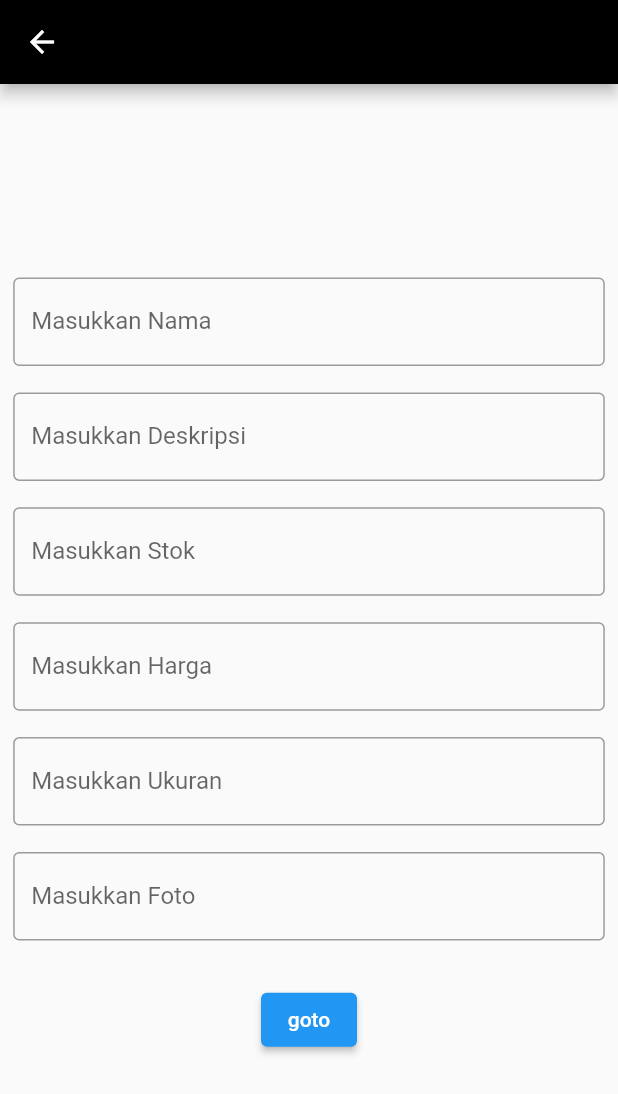
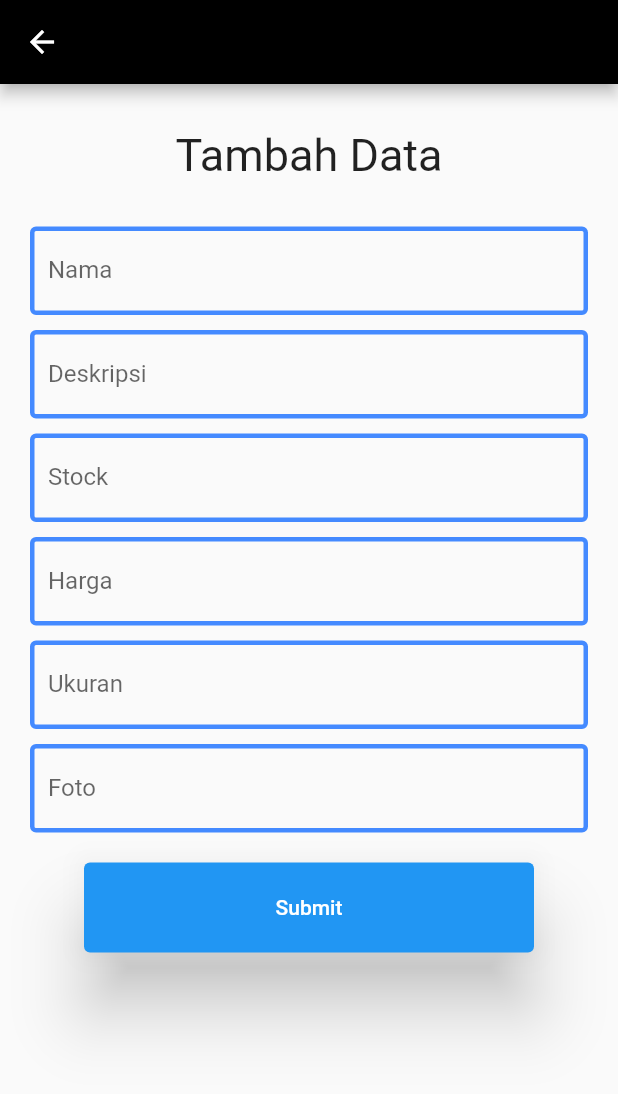
Before and after one commit to Dwkyyrz/owari-mobile, a Flutter app: the TambahProduk screen opened directly, on a phone screen of 412 x 824 dp. Shown: the top 1094 px of the screen. Run offline on Flutter 3.47's test engine with Material 2 defaults, Android fonts, the phone set to English and light mode, and no system bars; our stand-ins replace fluttertoast; network calls fail.

Commit message:
smentara leo iki sek

```diff
--- a/lib/admin/admn/inputdata.dart
+++ b/lib/admin/admn/inputdata.dart
@@ -1,40 +1,40 @@
 import 'package:flutter/material.dart';
 
-class InputData extends StatefulWidget {
+class InputData extends StatelessWidget {
+  InputData(
+      {super.key,
+      required this.hintedtext,
+      required this.labledtext,
+      required this.Inputcontroller});
 
-  final String nama;
-  final String deskripsi;
-  final String stock;
-  final String harga;
-  final String ukuran;
-  final String foto;
-
-  InputData(
-      {required this.nama,
-      required this.deskripsi,
-      required this.stock,
-      required this.harga,
-      required this.ukuran,
-      required this.foto});
-
-  @override
-  _InputDataState createState() => _InputDataState();
-}
-
-class _InputDataState extends State<InputData> {
+  final String hintedtext;
+  final String labledtext;
+  final TextEditingController Inputcontroller;
 
   @override
   Widget build(BuildContext context) {
-    return Scaffold(
-       body: Column(children: [
-        // Text('Nama : ${nama}'),
-        // Text('Deskripsi : ${deskripsi}'),
-        // Text('Stock : ${stock}'),
-        // Text('Harga : ${harga}'),
-        // Text('Ukuran : ${ukuran}'),
-        // Text('Foto : ${foto}')
-    ],
-    ),
+    return Padding(
+      padding: const EdgeInsets.symmetric(horizontal: 20.0),
+      child: TextFormField(
+        controller: Inputcontroller,
+        validator: (value) {
+          if (value!.isEmpty) {
+            return "$labledtext is required";
+          }
+        },
+        decoration: InputDecoration(
+          hintText: hintedtext,
+          labelText: labledtext,
+          enabledBorder: OutlineInputBorder(
+              borderSide: BorderSide(width: 3, color: Colors.blueAccent)),
+          focusedBorder: OutlineInputBorder(
+              borderSide: BorderSide(width: 3, color: Colors.blueAccent)),
+          errorBorder: OutlineInputBorder(
+              borderSide: BorderSide(width: 3, color: Colors.red)),
+          focusedErrorBorder: OutlineInputBorder(
+              borderSide: BorderSide(width: 3, color: Colors.red)),
+        ),
+      ),
     );
   }
 }
--- a/lib/admin/admn/tambahproduk.dart
+++ b/lib/admin/admn/tambahproduk.dart
@@ -1,13 +1,29 @@
+import 'package:owari/admin/admn/inputdata.dart';
+import 'package:owari/admin/model/network_request.dart';
+import 'package:owari/admin/model/product.dart';
 import 'package:flutter/material.dart';
+import 'package:fluttertoast/fluttertoast.dart';
 
-class TambahProduk extends StatelessWidget {
+class TambahProduk extends StatefulWidget {
+  @override
+  State<TambahProduk> createState() => _TambahProdukState();
+}
 
-  final TextEditingController _nama = new TextEditingController();
-  final TextEditingController _deskripsi = new TextEditingController();
-  final TextEditingController _stock = new TextEditingController();
-  final TextEditingController _harga = new TextEditingController();
-  final TextEditingController _ukuran = new TextEditingController();
-  final TextEditingController _foto = new TextEditingController();
+class _TambahProdukState extends State<TambahProduk> {
+  final _formKey = GlobalKey<FormState>();
+  final TextEditingController _nama = TextEditingController();
+  final TextEditingController _deskripsi = TextEditingController();
+  final TextEditingController _stock = TextEditingController();
+  final TextEditingController _harga = TextEditingController();
+  final TextEditingController _ukuran = TextEditingController();
+  final TextEditingController _foto = TextEditingController();
+
+  Future<void> addData(Product produk) async {
+    await NetworkRequest().addData(produk).then((success) => {
+          Fluttertoast.showToast(msg: "Data submitted"),
+          Navigator.pop(context)
+        });
+  }
 
   @override
   Widget build(BuildContext context) {
@@ -16,70 +32,77 @@ class TambahProduk extends StatelessWidget {
         backgroundColor: Colors.black,
         foregroundColor: Colors.white,
       ),
-      body: Column(
-        mainAxisAlignment: MainAxisAlignment.center,
-        children: [
-          Padding(
-            padding: const EdgeInsets.all(8.8),
-            child: TextField(
-              controller: _nama,
-              decoration: InputDecoration(
-                border: OutlineInputBorder(),
-                labelText: 'Masukkan Nama'
-              ),
-            ),
-            ),
-          Padding(
-            padding: const EdgeInsets.all(8.8),
-            child: TextField(
-              controller: _deskripsi,
-              decoration: InputDecoration(
-                  border: OutlineInputBorder(),
-                  labelText: 'Masukkan Deskripsi'),
+      body: SingleChildScrollView(
+        child: Column(children: [
+          SizedBox(height: 30.0),
+          Center(
+            child: Text(
+              "Tambah Data",
+              style: TextStyle(fontSize: 30.0),
             ),
           ),
-          Padding(
-            padding: const EdgeInsets.all(8.8),
-            child: TextField(
-              controller: _stock,
-              decoration: InputDecoration(
-                  border: OutlineInputBorder(),
-                  labelText: 'Masukkan Stok'),
-            ),
+          SizedBox(height: 30.0),
+          Form(
+            key: _formKey,
+            child: Column(children: [
+              InputData(
+                  hintedtext: "Nama Produk",
+                  labledtext: "Nama",
+                  Inputcontroller: _nama),
+              SizedBox(height: 10.0),
+              InputData(
+                  hintedtext: "Deskripsi Produk",
+                  labledtext: "Deskripsi",
+                  Inputcontroller: _deskripsi),
+              SizedBox(height: 10.0),
+              InputData(
+                  hintedtext: "Stock Produk",
+                  labledtext: "Stock",
+                  Inputcontroller: _stock),
+              SizedBox(height: 10.0),
+              InputData(
+                  hintedtext: "Harga Produk",
+                  labledtext: "Harga",
+                  Inputcontroller: _harga),
+              SizedBox(height: 10.0),
+              InputData(
+                  hintedtext: "Ukuran Produk",
+                  labledtext: "Ukuran",
+                  Inputcontroller: _ukuran),
+              SizedBox(height: 10.0),
+              InputData(
+                  hintedtext: "Foto Produk",
+                  labledtext: "Foto",
+                  Inputcontroller: _foto),
+              SizedBox(height: 10.0)
+            ]),
           ),
-          Padding(
-            padding: const EdgeInsets.all(8.8),
-            child: TextField(
-              controller: _harga,
-              decoration: InputDecoration(
-                  border: OutlineInputBorder(),
-                  labelText: 'Masukkan Harga'),
-            ),
+          SizedBox(
+            height: 10.0,
           ),
-          Padding(
-            padding: const EdgeInsets.all(8.8),
-            child: TextField(
-              controller: _ukuran,
-              decoration: InputDecoration(
-                  border: OutlineInputBorder(),
-                  labelText: 'Masukkan Ukuran'),
-            ),
-          ),
-          Padding(
-            padding: const EdgeInsets.all(8.8),
-            child: TextField(
-              controller: _foto,
-              decoration: InputDecoration(
-                  border: OutlineInputBorder(),
-                  labelText: 'Masukkan Foto'),
-            ),
-          ),
-          SizedBox(height: 20,),
-          ElevatedButton(onPressed: (){
-
-          }, child: Text('goto')
-          )
-        ],
+          ElevatedButton(
+              style: ElevatedButton.styleFrom(
+                  fixedSize: Size(300.0, 60), elevation: 20.0),
+              onPressed: () {
+                if (_formKey.currentState!.validate()) {
+                  Product produk = Product(
+                      nama: _nama.text,
+                      deskripsi: _deskripsi.text,
+                      stock: _stock.text,
+                      harga: _harga.text,
+                      ukuran: _ukuran.text,
+                      foto: _foto.text);
+                  addData(produk);
+                  _nama.clear();
+                  _deskripsi.clear();
+                  _stock.clear();
+                  _harga.clear();
+                  _ukuran.clear();
+                  _foto.clear();
+                }
+              },
+              child: Text("Submit"))
+        ]),
       ),
     );
   }
--- a/lib/admin/home/home.dart
+++ b/lib/admin/home/home.dart
@@ -43,7 +43,7 @@ class _HomeState extends State<Home> {
     return Scaffold(
       floatingActionButtonLocation: FloatingActionButtonLocation.miniEndFloat,
       floatingActionButton: FloatingActionButton(onPressed: () {
-        Navigator.push(
+        Navigator.pushReplacement(
           context, MaterialPageRoute(builder: (context) => TambahProduk()));
       },
       child: Icon(Icons.add),
--- a/pubspec.yaml
+++ b/pubspec.yaml
@@ -14,6 +14,7 @@ dependencies:
   cupertino_icons: ^1.0.5
   http: ^1.0.0
   get: ^4.6.5
+  fluttertoast: ^8.2.2
 
 dev_dependencies:
   flutter_test:
```
Also changed, not shown: lib/admin/model/network_request.dart (+13 -2 lines), lib/admin/model/product.dart (+16 -30 lines), pubspec.lock.
